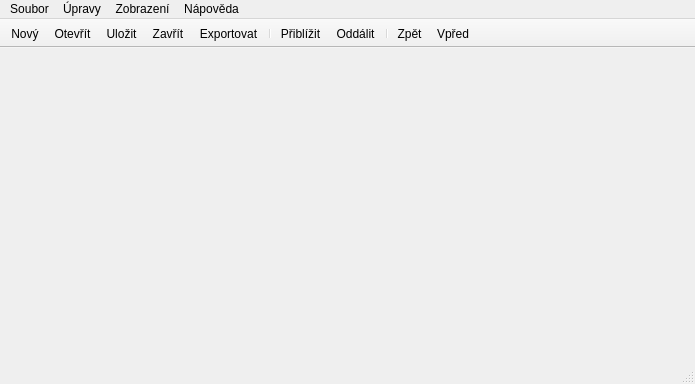
Old version of the form mainwindow.ui in the repository alda519/crossdurr.
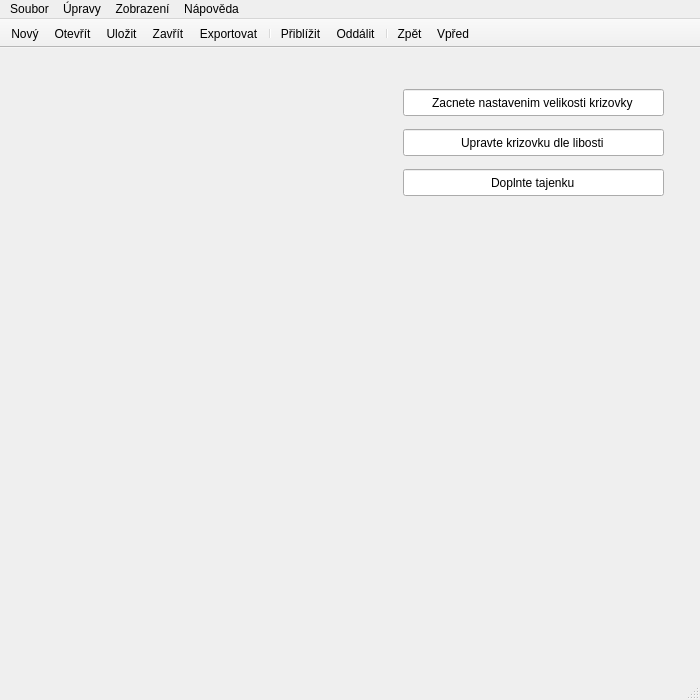
New version of the form. Icons and pictures are not drawn.

Commit message: fix pocatecni velikosti

```diff
--- a/mainwindow.ui
+++ b/mainwindow.ui
@@ -6,10 +6,16 @@
    <rect>
     <x>0</x>
     <y>0</y>
-    <width>695</width>
-    <height>384</height>
+    <width>700</width>
+    <height>700</height>
    </rect>
   </property>
+  <property name="sizePolicy">
+   <sizepolicy hsizetype="Preferred" vsizetype="Fixed">
+    <horstretch>0</horstretch>
+    <verstretch>0</verstretch>
+   </sizepolicy>
+  </property>
   <property name="minimumSize">
    <size>
     <width>150</width>
@@ -30,7 +36,65 @@
     <item row="0" column="2">
      <layout class="QGridLayout" name="fields">
       <item row="0" column="0">
-       <widget class="QWidget" name="widget_2" native="true"/>
+       <widget class="QWidget" name="widget_2" native="true">
+        <widget class="QLineEdit" name="lineEdit">
+         <property name="geometry">
+          <rect>
+           <x>20</x>
+           <y>30</y>
+           <width>261</width>
+           <height>27</height>
+          </rect>
+         </property>
+         <property name="text">
+          <string>Zacnete nastavenim velikosti krizovky</string>
+         </property>
+         <property name="alignment">
+          <set>Qt::AlignCenter</set>
+         </property>
+         <property name="readOnly">
+          <bool>true</bool>
+         </property>
+        </widget>
+        <widget class="QLineEdit" name="lineEdit_2">
+         <property name="geometry">
+          <rect>
+           <x>20</x>
+           <y>70</y>
+           <width>261</width>
+           <height>27</height>
+          </rect>
+         </property>
+         <property name="text">
+          <string>Upravte krizovku dle libosti</string>
+         </property>
+         <property name="alignment">
+          <set>Qt::AlignCenter</set>
+         </property>
+         <property name="readOnly">
+          <bool>true</bool>
+         </property>
+        </widget>
+        <widget class="QLineEdit" name="lineEdit_3">
+         <property name="geometry">
+          <rect>
+           <x>20</x>
+           <y>110</y>
+           <width>261</width>
+           <height>27</height>
+          </rect>
+         </property>
+         <property name="text">
+          <string>Doplnte tajenku</string>
+         </property>
+         <property name="alignment">
+          <set>Qt::AlignCenter</set>
+         </property>
+         <property name="readOnly">
+          <bool>true</bool>
+         </property>
+        </widget>
+       </widget>
       </item>
      </layout>
     </item>
@@ -73,7 +137,7 @@
     <rect>
      <x>0</x>
      <y>0</y>
-     <width>695</width>
+     <width>700</width>
      <height>25</height>
     </rect>
    </property>
@@ -117,6 +181,12 @@
   </widget>
   <widget class="QStatusBar" name="statusBar"/>
   <widget class="QToolBar" name="toolBar">
+   <property name="sizePolicy">
+    <sizepolicy hsizetype="Preferred" vsizetype="Preferred">
+     <horstretch>0</horstretch>
+     <verstretch>0</verstretch>
+    </sizepolicy>
+   </property>
    <property name="minimumSize">
     <size>
      <width>100</width>
```
The commit also changes 1 other file.
